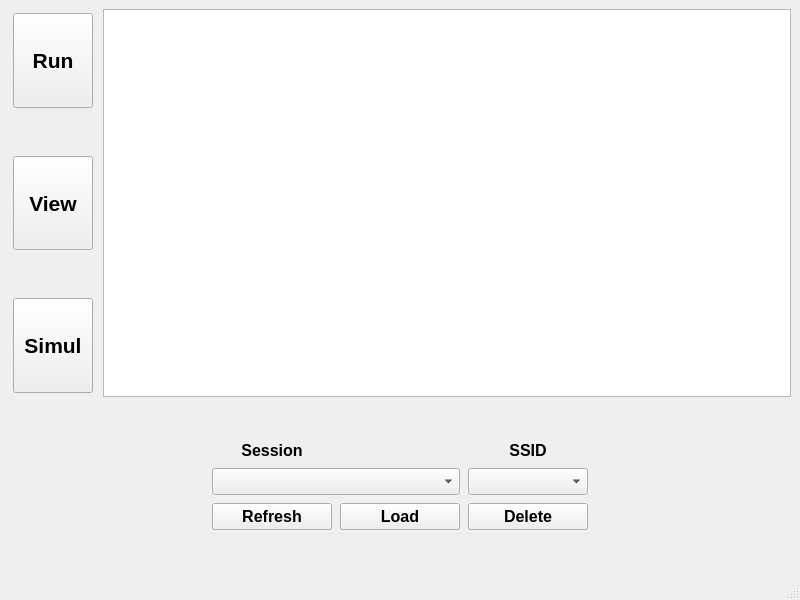
Above: trunk/qt/mainwindow2.ui from ektneh948/waffle-fi before the change. Below: the same form after it.
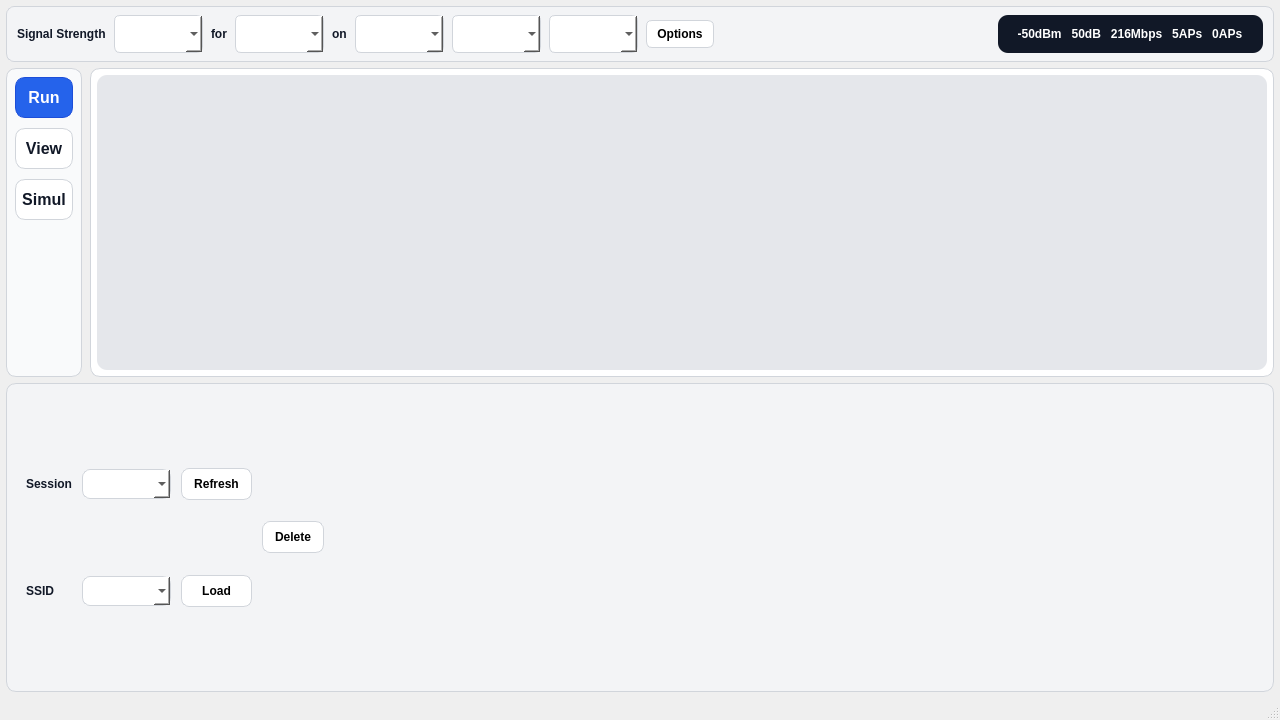
That is the form after the change. The open tabs and pages were chosen to show the change.

Commit message: fix ui top bar

What changed in the file:
```diff
--- a/trunk/qt/mainwindow2.ui
+++ b/trunk/qt/mainwindow2.ui
@@ -6,206 +6,479 @@
    <rect>
     <x>0</x>
     <y>0</y>
-    <width>800</width>
-    <height>600</height>
+    <width>1280</width>
+    <height>720</height>
    </rect>
   </property>
   <property name="windowTitle">
    <string>MainWindow</string>
   </property>
+
   <widget class="QWidget" name="centralwidget">
-   <layout class="QVBoxLayout" name="verticalLayout_4">
+   <layout class="QVBoxLayout" name="verticalLayout_root">
+    <property name="spacing">
+     <number>6</number>
+    </property>
+    <property name="leftMargin">
+     <number>6</number>
+    </property>
+    <property name="topMargin">
+     <number>6</number>
+    </property>
+    <property name="rightMargin">
+     <number>6</number>
+    </property>
+    <property name="bottomMargin">
+     <number>6</number>
+    </property>
+
+    <!-- =========================
+         Top ToolBar Row (like screenshot)
+         ========================= -->
     <item>
-     <layout class="QVBoxLayout" name="verticalLayout" stretch="7,3">
+     <widget class="QFrame" name="topBar">
+      <property name="minimumHeight">
+       <number>52</number>
+      </property>
+      <property name="maximumHeight">
+       <number>60</number>
+      </property>
+      <property name="frameShape">
+       <enum>QFrame::StyledPanel</enum>
+      </property>
+      <property name="styleSheet">
+       <string notr="true">
+#topBar {
+  background: #F3F4F6;
+  border: 1px solid #D1D5DB;
+  border-radius: 8px;
+}
+QToolButton, QPushButton {
+  border: 1px solid #D1D5DB;
+  background: #FFFFFF;
+  border-radius: 6px;
+  padding: 6px 10px;
+  font-weight: 600;
+}
+QToolButton:hover, QPushButton:hover { background: #F9FAFB; }
+QToolButton:pressed, QPushButton:pressed { background: #EEF2FF; }
+QComboBox {
+  border: 1px solid #D1D5DB;
+  background: #FFFFFF;
+  border-radius: 6px;
+  padding: 4px 10px;
+  min-height: 28px;
+  font-weight: 600;
+}
+QLabel { font-weight: 700; color: #111827; }
+       </string>
+      </property>
+
+      <layout class="QHBoxLayout" name="topBarLayout">
+       <property name="leftMargin">
+        <number>10</number>
+       </property>
+       <property name="topMargin">
+        <number>8</number>
+       </property>
+       <property name="rightMargin">
+        <number>10</number>
+       </property>
+       <property name="bottomMargin">
+        <number>8</number>
+       </property>
+       <property name="spacing">
+        <number>8</number>
+       </property>
+
+       <!-- left: pseudo toolbar controls (new widgets allowed) -->
       <item>
-       <layout class="QHBoxLayout" name="horizontalLayout" stretch="1,9">
+        <widget class="QLabel" name="lblMetric">
+         <property name="text">
+          <string>Signal Strength</string>
+         </property>
+        </widget>
+       </item>
+
         <item>
-         <layout class="QVBoxLayout" name="verticalLayout_2" stretch="1,0,1,0,1">
+        <widget class="QComboBox" name="cbMetric">
+         <property name="minimumWidth">
+          <number>170</number>
+         </property>
+        </widget>
+       </item>
+
+       <item>
+        <widget class="QLabel" name="lblFor">
+         <property name="text">
+          <string>for</string>
+         </property>
+        </widget>
+       </item>
+
+       <item>
+        <widget class="QComboBox" name="cbApScope">
+         <property name="minimumWidth">
+          <number>170</number>
+         </property>
+        </widget>
+       </item>
+
+       <item>
+        <widget class="QLabel" name="lblOn">
+         <property name="text">
+          <string>on</string>
+         </property>
+        </widget>
+       </item>
+
+       <item>
+        <widget class="QComboBox" name="cbChannel">
+         <property name="minimumWidth">
+          <number>90</number>
+         </property>
+        </widget>
+       </item>
+
+       <item>
+        <widget class="QComboBox" name="cbBand">
+         <property name="minimumWidth">
+          <number>70</number>
+         </property>
+        </widget>
+       </item>
+
+       <item>
+        <widget class="QComboBox" name="cbBoth">
+         <property name="minimumWidth">
+          <number>70</number>
+         </property>
+        </widget>
+       </item>
+
+       <item>
+        <widget class="QPushButton" name="btnOptions">
+         <property name="text">
+          <string>Options</string>
+         </property>
+        </widget>
+       </item>
+
+       <item>
+        <spacer name="spacerTopGrow">
+         <property name="orientation">
+          <enum>Qt::Horizontal</enum>
+         </property>
+         <property name="sizeHint" stdset="0">
+          <size>
+           <width>40</width>
+           <height>20</height>
+          </size>
+         </property>
+        </spacer>
+       </item>
+
+       <!-- right: status pills like screenshot (new) -->
+       <item>
+        <widget class="QLabel" name="lblStatusPills">
+         <property name="text">
+          <string>  -50dBm   50dB   216Mbps   5APs   0APs  </string>
+         </property>
+         <property name="styleSheet">
+          <string notr="true">
+QLabel {
+  background: #111827;
+  color: #FFFFFF;
+  border-radius: 10px;
+  padding: 6px 10px;
+  font-weight: 800;
+}
+          </string>
+         </property>
+        </widget>
+       </item>
+      </layout>
+     </widget>
+    </item>
+
+    <!-- =========================
+         Main Area: Left icon strip + Map
+         ========================= -->
+    <item>
+     <layout class="QHBoxLayout" name="mainRow">
           <property name="spacing">
            <number>8</number>
           </property>
           <property name="leftMargin">
-           <number>4</number>
+       <number>0</number>
           </property>
           <property name="topMargin">
-           <number>4</number>
+       <number>0</number>
           </property>
           <property name="rightMargin">
-           <number>4</number>
+       <number>0</number>
           </property>
           <property name="bottomMargin">
-           <number>4</number>
-          </property>
+       <number>0</number>
+      </property>
+
+      <!-- Left Tool Strip (keep existing objectNames for mode buttons) -->
+      <item>
+       <widget class="QFrame" name="leftToolStrip">
+        <property name="minimumWidth">
+         <number>80</number>
+        </property>
+        <property name="maximumWidth">
+         <number>90</number>
+        </property>
+        <property name="frameShape">
+         <enum>QFrame::StyledPanel</enum>
+        </property>
+        <property name="styleSheet">
+         <string notr="true">
+#leftToolStrip {
+  background: #F9FAFB;
+  border: 1px solid #D1D5DB;
+  border-radius: 10px;
+}
+#leftToolStrip QPushButton {
+  background: #FFFFFF;
+  border: 1px solid #D1D5DB;
+  border-radius: 10px;
+  padding: 10px 6px;
+  font-weight: 800;
+  font-size: 12pt;
+  color: #111827;
+}
+#leftToolStrip QPushButton:hover { background: #F3F4F6; }
+#leftToolStrip QPushButton:checked {
+  background: #2563EB;
+  color: #FFFFFF;
+  border-color: #1D4ED8;
+}
+         </string>
+        </property>
+
+        <layout class="QVBoxLayout" name="leftToolLayout">
+         <property name="leftMargin">
+          <number>8</number>
+         </property>
+         <property name="topMargin">
+          <number>8</number>
+         </property>
+         <property name="rightMargin">
+          <number>8</number>
+         </property>
+         <property name="bottomMargin">
+          <number>8</number>
+         </property>
+         <property name="spacing">
+          <number>10</number>
+         </property>
+
+         <!-- existing object names preserved -->
           <item>
            <widget class="QPushButton" name="pBt_RunMode">
-            <property name="sizePolicy">
-             <sizepolicy hsizetype="Minimum" vsizetype="MinimumExpanding">
-              <horstretch>0</horstretch>
-              <verstretch>0</verstretch>
-             </sizepolicy>
-            </property>
-            <property name="font">
-             <font>
-              <pointsize>16</pointsize>
-              <bold>true</bold>
-             </font>
-            </property>
-            <property name="autoFillBackground">
-             <bool>false</bool>
-            </property>
             <property name="text">
              <string>Run</string>
             </property>
-            <property name="flat">
-             <bool>false</bool>
+           <property name="checkable">
+            <bool>true</bool>
+           </property>
+           <property name="checked">
+            <bool>true</bool>
+           </property>
+           <property name="minimumHeight">
+            <number>64</number>
             </property>
            </widget>
           </item>
-          <item>
-           <spacer name="verticalSpacer">
-            <property name="orientation">
-             <enum>Qt::Orientation::Vertical</enum>
-            </property>
-            <property name="sizeHint" stdset="0">
-             <size>
-              <width>20</width>
-              <height>40</height>
-             </size>
-            </property>
-           </spacer>
-          </item>
+
           <item>
            <widget class="QPushButton" name="pBt_ViewMode">
-            <property name="sizePolicy">
-             <sizepolicy hsizetype="Minimum" vsizetype="MinimumExpanding">
-              <horstretch>0</horstretch>
-              <verstretch>0</verstretch>
-             </sizepolicy>
-            </property>
-            <property name="font">
-             <font>
-              <pointsize>16</pointsize>
-              <bold>true</bold>
-             </font>
-            </property>
             <property name="text">
              <string>View</string>
             </property>
-           </widget>
-          </item>
-          <item>
-           <spacer name="verticalSpacer_2">
-            <property name="orientation">
-             <enum>Qt::Orientation::Vertical</enum>
-            </property>
-            <property name="sizeHint" stdset="0">
-             <size>
-              <width>20</width>
-              <height>40</height>
-             </size>
-            </property>
-           </spacer>
-          </item>
+           <property name="checkable">
+            <bool>true</bool>
+           </property>
+           <property name="minimumHeight">
+            <number>64</number>
+           </property>
+          </widget>
+         </item>
+
           <item>
            <widget class="QPushButton" name="pBt_SimulMode">
-            <property name="sizePolicy">
-             <sizepolicy hsizetype="Minimum" vsizetype="MinimumExpanding">
-              <horstretch>0</horstretch>
-              <verstretch>0</verstretch>
-             </sizepolicy>
-            </property>
-            <property name="font">
-             <font>
-              <pointsize>16</pointsize>
-              <bold>true</bold>
-             </font>
-            </property>
             <property name="text">
              <string>Simul</string>
             </property>
-           </widget>
-          </item>
-         </layout>
-        </item>
+           <property name="checkable">
+            <bool>true</bool>
+           </property>
+           <property name="minimumHeight">
+            <number>64</number>
+           </property>
+          </widget>
+         </item>
+
+         <item>
+          <spacer name="spacerLeftBottom">
+           <property name="orientation">
+            <enum>Qt::Vertical</enum>
+           </property>
+           <property name="sizeHint" stdset="0">
+            <size>
+             <width>20</width>
+             <height>40</height>
+            </size>
+           </property>
+          </spacer>
+         </item>
+        </layout>
+       </widget>
+      </item>
+
+      <!-- Map (graphicsView) -->
         <item>
-         <layout class="QVBoxLayout" name="verticalLayout_3">
+       <widget class="QFrame" name="mapFrame">
+        <property name="frameShape">
+         <enum>QFrame::StyledPanel</enum>
+        </property>
+        <property name="styleSheet">
+         <string notr="true">
+#mapFrame {
+  background: #FFFFFF;
+  border: 1px solid #D1D5DB;
+  border-radius: 10px;
+}
+QGraphicsView {
+  border: 0px;
+  background: #E5E7EB;
+  border-radius: 10px;
+}
+         </string>
+        </property>
+        <layout class="QVBoxLayout" name="mapFrameLayout">
+         <property name="leftMargin">
+          <number>6</number>
+         </property>
+         <property name="topMargin">
+          <number>6</number>
+         </property>
+         <property name="rightMargin">
+          <number>6</number>
+         </property>
+         <property name="bottomMargin">
+          <number>6</number>
+         </property>
           <item>
            <widget class="QGraphicsView" name="graphicsView"/>
           </item>
          </layout>
-        </item>
-       </layout>
-      </item>
+       </widget>
+      </item>
+
+     </layout>
+    </item>
+
+    <!-- =========================
+         Bottom Dock Panel (stacked)
+         ========================= -->
       <item>
-       <layout class="QHBoxLayout" name="horizontalLayout_2">
+     <widget class="QFrame" name="bottomDock">
+      <property name="minimumHeight">
+       <number>150</number>
+      </property>
+      <property name="maximumHeight">
+       <number>220</number>
+      </property>
+      <property name="frameShape">
+       <enum>QFrame::StyledPanel</enum>
+      </property>
+      <property name="styleSheet">
+       <string notr="true">
+#bottomDock {
+  background: #F3F4F6;
+  border: 1px solid #D1D5DB;
+  border-radius: 10px;
+}
+#bottomDock QLabel { color:#111827; font-weight:800; }
+#bottomDock QPushButton {
+  background:#FFFFFF;
+  border:1px solid #D1D5DB;
+  border-radius:8px;
+  padding:8px 12px;
+  font-weight:800;
+}
+#bottomDock QPushButton:hover { background:#F9FAFB; }
+#bottomDock QComboBox {
+  background:#FFFFFF;
+  border:1px solid #D1D5DB;
+  border-radius:8px;
+  padding:6px 10px;
+  font-weight:800;
+}
+#bottomDock QCheckBox { font-weight:800; }
+       </string>
+      </property>
+
+      <layout class="QVBoxLayout" name="bottomDockLayout">
+       <property name="leftMargin">
+        <number>10</number>
+       </property>
+       <property name="topMargin">
+        <number>10</number>
+       </property>
+       <property name="rightMargin">
+        <number>10</number>
+       </property>
+       <property name="bottomMargin">
+        <number>10</number>
+       </property>
+
         <item>
          <widget class="QStackedWidget" name="pStackedWidget">
           <property name="currentIndex">
-           <number>2</number>
-          </property>
+          <number>0</number>
+         </property>
+
+         <!-- ===== pageRun ===== -->
           <widget class="QWidget" name="pageRun">
-           <layout class="QVBoxLayout" name="verticalLayout_6">
-            <item>
-             <layout class="QVBoxLayout" name="verticalLayout_5">
+          <layout class="QHBoxLayout" name="runRow">
               <property name="spacing">
-               <number>8</number>
-              </property>
-              <property name="leftMargin">
-               <number>4</number>
-              </property>
-              <property name="topMargin">
-               <number>4</number>
-              </property>
-              <property name="rightMargin">
-               <number>4</number>
-              </property>
-              <property name="bottomMargin">
-               <number>4</number>
-              </property>
+            <number>10</number>
+           </property>
+
               <item>
-               <layout class="QHBoxLayout" name="horizontalLayout_3" stretch="4,2,4">
-                <item>
-                 <spacer name="horizontalSpacer">
-                  <property name="orientation">
-                   <enum>Qt::Orientation::Horizontal</enum>
-                  </property>
-                  <property name="sizeHint" stdset="0">
-                   <size>
-                    <width>40</width>
-                    <height>20</height>
-                   </size>
-                  </property>
-                 </spacer>
-                </item>
+            <widget class="QLabel" name="lblRunHint">
+             <property name="text">
+              <string>Measurement</string>
+             </property>
+            </widget>
+           </item>
+
                 <item>
                  <widget class="QPushButton" name="pBt_Start">
-                  <property name="sizePolicy">
-                   <sizepolicy hsizetype="MinimumExpanding" vsizetype="MinimumExpanding">
-                    <horstretch>0</horstretch>
-                    <verstretch>0</verstretch>
-                   </sizepolicy>
-                  </property>
-                  <property name="font">
-                   <font>
-                    <pointsize>16</pointsize>
-                    <bold>true</bold>
-                   </font>
-                  </property>
                   <property name="text">
                    <string>Start</string>
                   </property>
                   <property name="checkable">
                    <bool>true</bool>
                   </property>
-                  <property name="checked">
-                   <bool>false</bool>
+             <property name="minimumHeight">
+              <number>44</number>
+             </property>
+             <property name="minimumWidth">
+              <number>140</number>
                   </property>
                  </widget>
                 </item>
+
                 <item>
-                 <spacer name="horizontalSpacer_2">
+            <spacer name="runGrow">
                   <property name="orientation">
-                   <enum>Qt::Orientation::Horizontal</enum>
+              <enum>Qt::Horizontal</enum>
                   </property>
                   <property name="sizeHint" stdset="0">
                    <size>
@@ -215,169 +488,81 @@
                   </property>
                  </spacer>
                 </item>
-               </layout>
-              </item>
-             </layout>
-            </item>
-           </layout>
-          </widget>
+
+          </layout>
+         </widget>
+
+         <!-- ===== pageView ===== -->
           <widget class="QWidget" name="pageView">
-           <layout class="QVBoxLayout" name="verticalLayout_10">
-            <item>
-             <layout class="QHBoxLayout" name="horizontalLayout_4">
-              <item>
-               <spacer name="horizontalSpacer_3">
-                <property name="orientation">
-                 <enum>Qt::Orientation::Horizontal</enum>
-                </property>
-                <property name="sizeHint" stdset="0">
-                 <size>
-                  <width>40</width>
-                  <height>20</height>
-                 </size>
-                </property>
-               </spacer>
-              </item>
-              <item>
-               <layout class="QGridLayout" name="gridLayout" columnminimumwidth="120,120,120">
-                <property name="leftMargin">
-                 <number>4</number>
-                </property>
-                <property name="topMargin">
-                 <number>4</number>
-                </property>
-                <property name="rightMargin">
-                 <number>4</number>
-                </property>
-                <property name="bottomMargin">
-                 <number>4</number>
-                </property>
-                <property name="spacing">
-                 <number>8</number>
-                </property>
-                <item row="3" column="1">
-                 <widget class="QPushButton" name="pBt_DB_Load">
-                  <property name="font">
-                   <font>
-                    <pointsize>12</pointsize>
-                    <bold>true</bold>
-                   </font>
-                  </property>
+          <layout class="QGridLayout" name="viewGrid">
+           <property name="horizontalSpacing">
+            <number>10</number>
+           </property>
+           <property name="verticalSpacing">
+            <number>10</number>
+           </property>
+
+           <item row="0" column="0">
+            <widget class="QLabel" name="label">
                   <property name="text">
-                   <string>Load</string>
+              <string>Session</string>
+             </property>
+             <property name="alignment">
+              <set>Qt::AlignLeft|Qt::AlignVCenter</set>
                   </property>
                  </widget>
                 </item>
-                <item row="3" column="0">
+
+           <item row="0" column="1">
+            <widget class="QComboBox" name="pComboBox_Session"/>
+           </item>
+
+           <item row="0" column="2">
                  <widget class="QPushButton" name="pBt_DB_Refresh">
-                  <property name="font">
-                   <font>
-                    <pointsize>12</pointsize>
-                    <bold>true</bold>
-                   </font>
-                  </property>
                   <property name="text">
                    <string>Refresh</string>
                   </property>
                  </widget>
                 </item>
-                <item row="3" column="2">
-                 <widget class="QPushButton" name="pBt_DB_Delete">
-                  <property name="font">
-                   <font>
-                    <pointsize>12</pointsize>
-                    <bold>true</bold>
-                   </font>
-                  </property>
-                  <property name="text">
-                   <string>Delete</string>
-                  </property>
-                 </widget>
-                </item>
-                <item row="4" column="1">
-                 <spacer name="verticalSpacer_4">
-                  <property name="orientation">
-                   <enum>Qt::Orientation::Vertical</enum>
-                  </property>
-                  <property name="sizeHint" stdset="0">
-                   <size>
-                    <width>20</width>
-                    <height>40</height>
-                   </size>
-                  </property>
-                 </spacer>
-                </item>
-                <item row="0" column="1">
-                 <spacer name="verticalSpacer_3">
-                  <property name="orientation">
-                   <enum>Qt::Orientation::Vertical</enum>
-                  </property>
-                  <property name="sizeHint" stdset="0">
-                   <size>
-                    <width>20</width>
-                    <height>40</height>
-                   </size>
-                  </property>
-                 </spacer>
-                </item>
-                <item row="2" column="0" colspan="2">
-                 <widget class="QComboBox" name="pComboBox_Session">
-                  <property name="font">
-                   <font>
-                    <pointsize>12</pointsize>
-                    <bold>true</bold>
-                   </font>
-                  </property>
-                 </widget>
-                </item>
-                <item row="2" column="2">
-                 <widget class="QComboBox" name="pComboBox_SSID">
-                  <property name="font">
-                   <font>
-                    <pointsize>12</pointsize>
-                    <bold>true</bold>
-                   </font>
-                  </property>
-                 </widget>
-                </item>
-                <item row="1" column="2">
+
+           <item row="1" column="0">
                  <widget class="QLabel" name="label_2">
-                  <property name="font">
-                   <font>
-                    <pointsize>12</pointsize>
-                    <bold>true</bold>
-                   </font>
-                  </property>
                   <property name="text">
                    <string>SSID</string>
                   </property>
                   <property name="alignment">
-                   <set>Qt::AlignmentFlag::AlignCenter</set>
+              <set>Qt::AlignLeft|Qt::AlignVCenter</set>
                   </property>
                  </widget>
                 </item>
-                <item row="1" column="0">
-                 <widget class="QLabel" name="label">
-                  <property name="font">
-                   <font>
-                    <pointsize>12</pointsize>
-                    <bold>true</bold>
-                   </font>
-                  </property>
+
+           <item row="1" column="1">
+            <widget class="QComboBox" name="pComboBox_SSID"/>
+           </item>
+
+           <item row="1" column="2">
+            <widget class="QPushButton" name="pBt_DB_Load">
+             <property name="text">
+              <string>Load</string>
+             </property>
+            </widget>
+           </item>
+
+           <item row="0" column="3" rowspan="2">
+            <widget class="QPushButton" name="pBt_DB_Delete">
                   <property name="text">
-                   <string>Session</string>
-                  </property>
-                  <property name="alignment">
-                   <set>Qt::AlignmentFlag::AlignCenter</set>
+              <string>Delete</string>
+             </property>
+             <property name="minimumWidth">
+              <number>120</number>
                   </property>
                  </widget>
                 </item>
-               </layout>
-              </item>
-              <item>
-               <spacer name="horizontalSpacer_4">
+
+           <item row="0" column="4" rowspan="2">
+            <spacer name="viewGrow">
                 <property name="orientation">
-                 <enum>Qt::Orientation::Horizontal</enum>
+              <enum>Qt::Horizontal</enum>
                 </property>
                 <property name="sizeHint" stdset="0">
                  <size>
@@ -387,55 +572,69 @@
                 </property>
                </spacer>
               </item>
-             </layout>
-            </item>
-           </layout>
-          </widget>
+
+          </layout>
+         </widget>
+
+         <!-- ===== pageSimul ===== -->
           <widget class="QWidget" name="pageSimul">
-           <layout class="QVBoxLayout" name="verticalLayout_8">
-            <item>
-             <layout class="QVBoxLayout" name="verticalLayout_7">
+          <layout class="QHBoxLayout" name="simulRow">
+           <property name="spacing">
+            <number>12</number>
+           </property>
+
               <item>
                <widget class="QCheckBox" name="pCB_AP_Able">
                 <property name="text">
-                 <string>CheckBox</string>
+              <string>Enable AP Simulation</string>
                 </property>
                </widget>
               </item>
+
               <item>
                <widget class="QPushButton" name="pBt_AP_Clear">
-                <property name="font">
-                 <font>
-                  <pointsize>16</pointsize>
-                  <bold>true</bold>
-                 </font>
-                </property>
                 <property name="text">
-                 <string>Clear</string>
-                </property>
-                <property name="flat">
-                 <bool>false</bool>
+              <string>Clear Pins</string>
+             </property>
+             <property name="minimumWidth">
+              <number>140</number>
                 </property>
                </widget>
               </item>
-             </layout>
-            </item>
-           </layout>
-          </widget>
-         </widget>
-        </item>
-       </layout>
-      </item>
-     </layout>
-    </item>
-   </layout>
+
+           <item>
+            <spacer name="simulGrow">
+             <property name="orientation">
+              <enum>Qt::Horizontal</enum>
+             </property>
+             <property name="sizeHint" stdset="0">
+              <size>
+               <width>40</width>
+               <height>20</height>
+              </size>
+             </property>
+            </spacer>
+           </item>
+
+          </layout>
+         </widget>
+
+        </widget>
+       </item>
+
+      </layout>
+     </widget>
+    </item>
+
+   </layout>
   </widget>
+
   <widget class="QMenuBar" name="menubar">
    <property name="geometry">
     <rect>
      <x>0</x>
      <y>0</y>
-     <width>800</width>
+     <width>1280</width>
      <height>22</height>
     </rect>
    </property>
```
Left out of the diff: 1 changed line with no effect on the pictures. Lines whose indentation alone changed are shown as unchanged. The commit also changes 6 other files.
